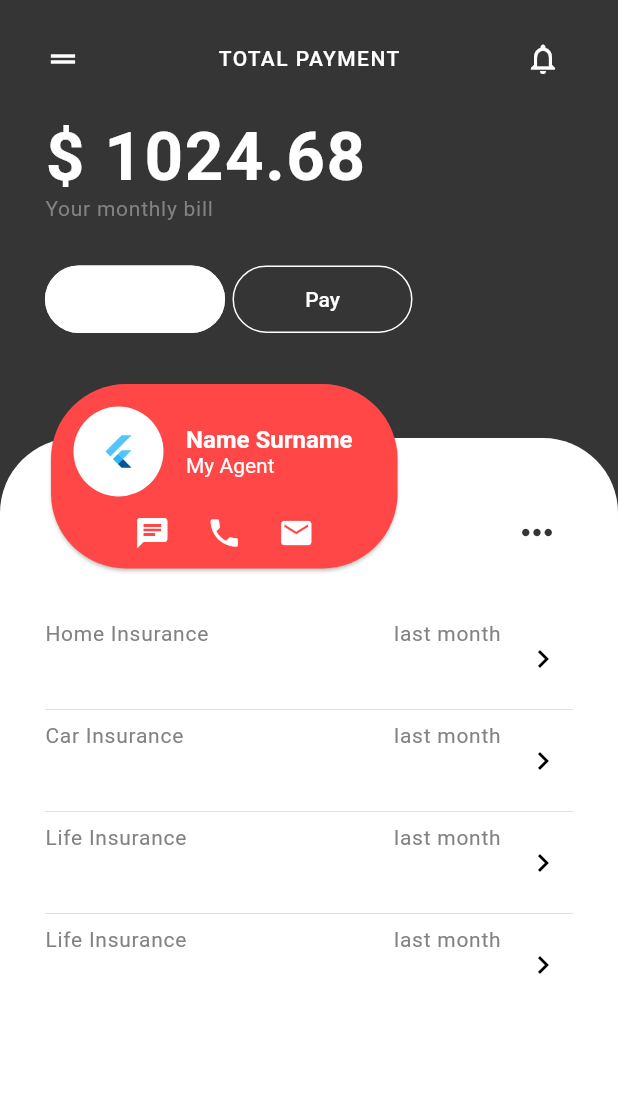
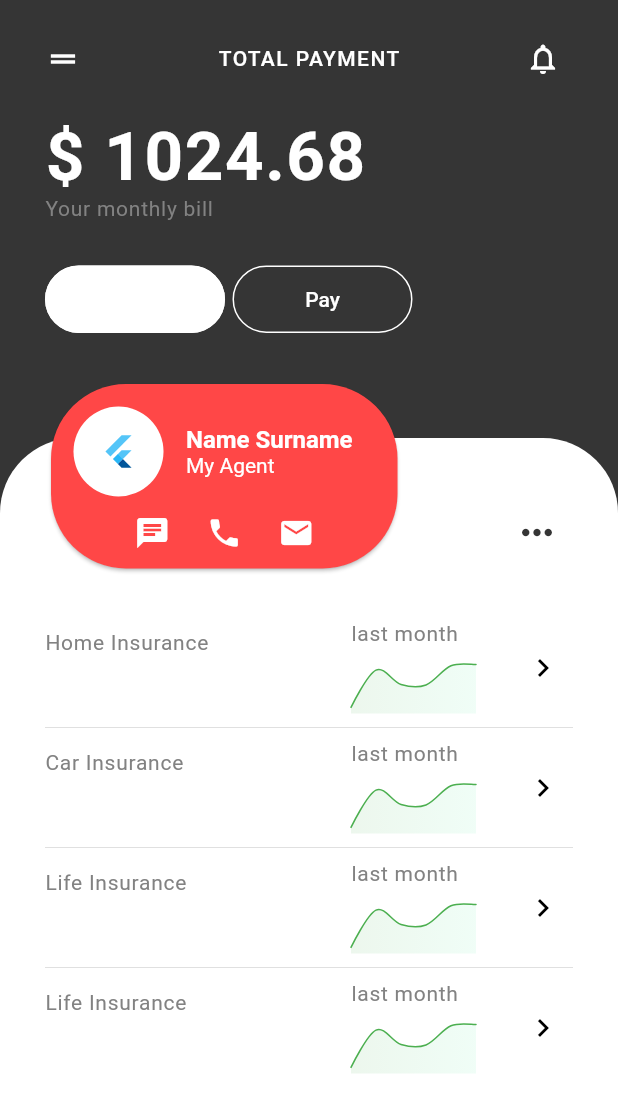
Before and after one commit to AndreyZhartun/flutter-insurance, a Flutter app: the screen it shows after launch, on a phone screen of 412 x 824 dp. Shown: the top 1112 px of the screen. Run offline on Flutter 3.47's test engine with Material 2 defaults, Android fonts, the phone set to English and light mode, and no system bars; drawn by our look-alikes of fl_chart.

Commit message:
мини-графики в профиле

```diff
--- a/lib/profile.dart
+++ b/lib/profile.dart
@@ -1,6 +1,7 @@
+import 'package:fl_chart/fl_chart.dart';
 import 'package:flutter/material.dart';
-//import 'package:mock_insurance/stats.dart';
 import 'package:mock_insurance/themes.dart';
+import 'dart:math' as math;
 //import 'package:flutter/cupertino.dart';
 
 class Profile extends StatelessWidget {
@@ -209,9 +210,6 @@ class _TypesList extends StatelessWidget {
                   itemCount: types.length,
                 ),
               ),
-              //_TypesListItem(type: 'Home Insurance', sum: '650.24'),
-              //_TypesListItem(type: 'Home Insurance', sum: '205.12'),
-              //_TypesListItem(type: 'Home Insurance', sum: '350.67'),
             ],
           ),
         ],
@@ -387,7 +385,6 @@ class _TypesListItem extends StatelessWidget {
                   ),
                 ),
               ),
-              //TODO graph
               /*SizedBox(
                 width: 140,
                 //height: 40,
@@ -396,12 +393,13 @@ class _TypesListItem extends StatelessWidget {
                   color: Colors.black26,
                 ),
               ),*/
-              Text(
+              /*Text(
                 'xd',
                 style: _textTheme.headline5.copyWith(
                   fontWeight: FontWeight.bold,
                 ),
-              ),
+              ),*/
+              _MiniChart(),
             ],
           ),
           //),
@@ -415,3 +413,56 @@ class _TypesListItem extends StatelessWidget {
     );
   }
 }
+
+class _MiniChart extends StatelessWidget {
+  @override
+  Widget build(BuildContext context) {
+    return SizedBox(
+      width: 100,
+      height: 40,
+      child: LineChart(
+        mainData(context),
+      ),
+    );
+  }
+
+  //TODO graph
+  LineChartData mainData(BuildContext context) {
+    math.Random r = new math.Random();
+    return LineChartData(
+      backgroundColor: Colors.white,
+      gridData: FlGridData(show: false),
+      titlesData: FlTitlesData(
+        show: false,
+        bottomTitles: SideTitles(showTitles: false),
+        leftTitles: SideTitles(showTitles: false),
+      ),
+      borderData: FlBorderData(show: false),
+      lineTouchData: LineTouchData(handleBuiltInTouches: false),
+      minX: 0,
+      maxX: 6, //11,
+      minY: 0,
+      maxY: 10,
+      lineBarsData: [
+        LineChartBarData(
+          spots: [for (var i = 0.0; i < 6; i++) FlSpot(i, r.nextDouble() * 10)],
+          isCurved: true,
+          colors: [Colors.green], //[lineColor], //gradientColors,
+          barWidth: 1,
+          isStrokeCapRound: true,
+          dotData: FlDotData(
+            show: false,
+          ),
+          belowBarData: BarAreaData(
+            show: true,
+            cutOffY: 0.1,
+            applyCutOffY: true,
+            colors: [Colors.green, Colors.greenAccent]
+                .map((color) => color.withOpacity(0.1))
+                .toList(),
+          ),
+        ),
+      ],
+    );
+  }
+}
```
